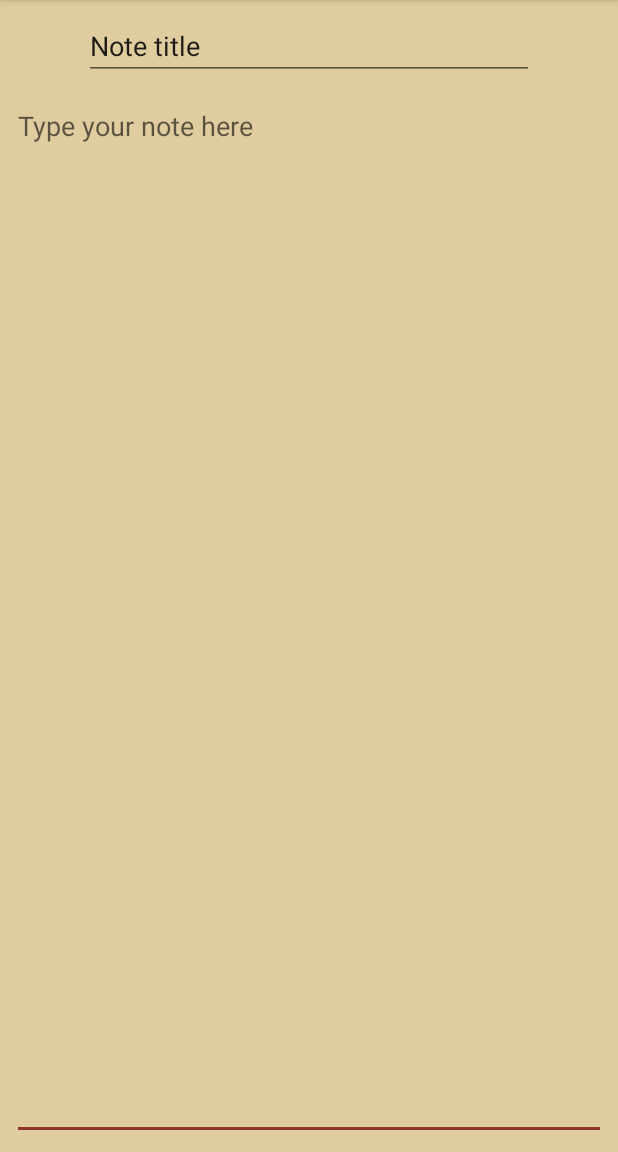
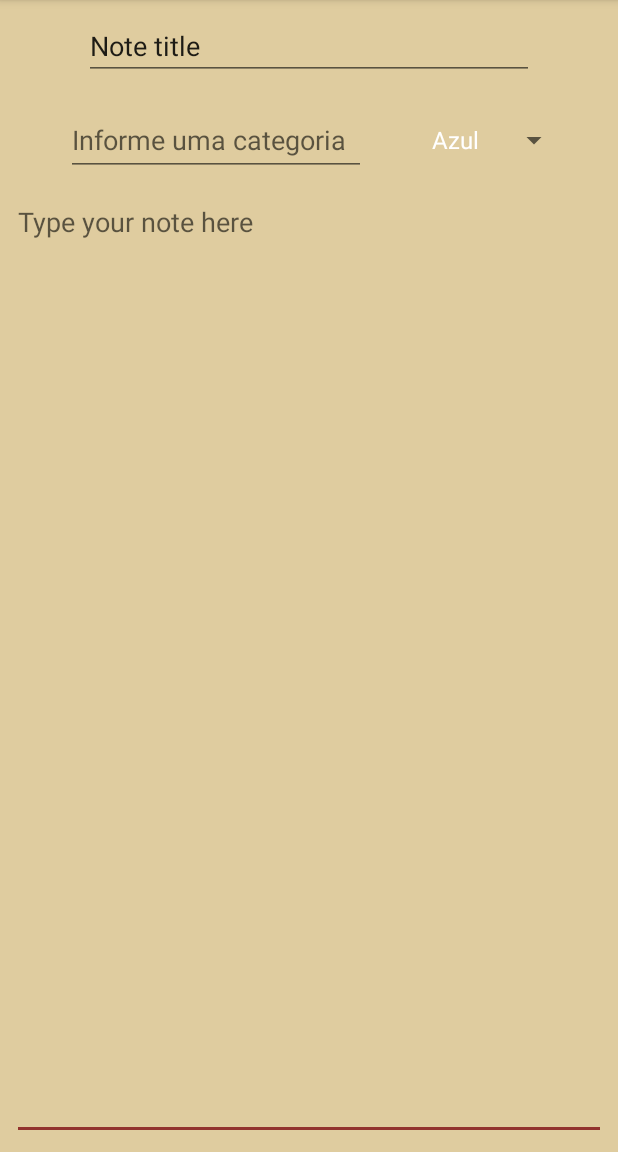
Before and after one commit to YannFigueiredo/My-Annotations, an Android app: the InserirNotaActivity screen opened directly, with no data from a screen before it, on a phone screen of 412 x 824 dp, the part 84-1236 px from its top. Run offline under Robolectric (Android 15) with nearby library versions, the phone set to English and light mode, and no system bars.

Commit message:
Implementado a função de adicionar categoria em uma nota

```diff
--- a/app/src/main/java/com/yannfigueiredo/myannotations/activity/InserirNotaActivity.java
+++ b/app/src/main/java/com/yannfigueiredo/myannotations/activity/InserirNotaActivity.java
@@ -2,23 +2,35 @@ package com.yannfigueiredo.myannotations.activity;
 
 import androidx.annotation.NonNull;
 import androidx.appcompat.app.AppCompatActivity;
+import androidx.constraintlayout.widget.ConstraintLayout;
 
 import android.content.Intent;
 import android.os.Bundle;
 import android.view.Menu;
 import android.view.MenuItem;
+import android.view.View;
+import android.widget.AdapterView;
+import android.widget.ArrayAdapter;
 import android.widget.EditText;
+import android.widget.Spinner;
 import android.widget.Toast;
 
 import com.yannfigueiredo.myannotations.R;
 import com.yannfigueiredo.myannotations.helper.NotaDAO;
+import com.yannfigueiredo.myannotations.helper.RecyclerClickListener;
 import com.yannfigueiredo.myannotations.model.Nota;
+
+import java.util.ArrayList;
 
 public class InserirNotaActivity extends AppCompatActivity {
 
+    //private ConstraintLayout telaInserirNota;
     private EditText editTitulo;
     private EditText editConteudo;
+    private EditText editCategoria;
+    private Spinner spinnerCores;
     private Nota notaAtual;
+    //private ArrayList<String> listaCores = new ArrayList<String>();
 
     @Override
     protected void onCreate(Bundle savedInstanceState) {
@@ -27,13 +39,42 @@ public class InserirNotaActivity extends AppCompatActivity {
 
         this.editTitulo = findViewById(R.id.editTitulo);
         this.editConteudo = findViewById(R.id.editNota);
+        this.editCategoria = findViewById(R.id.editCategoria);
+        //this.telaInserirNota = findViewById(R.id.telaInserirNota);
+        this.spinnerCores = findViewById(R.id.spinnerCores);
 
         this.notaAtual = (Nota) getIntent().getSerializableExtra("notaSelecionada");
+
+        //Configuração Lista suspensa de cores
+        this.listaSuspensaCores();
+
+        //this.listaCores = getResources().getStringArray(R.array.)
 
         if(notaAtual != null){
             editTitulo.setText(notaAtual.getTitulo());
             editConteudo.setText(notaAtual.getConteudo());
+            editCategoria.setText(notaAtual.getCategoria());
+            //telaInserirNota.setBackgroundResource(notaAtual.getCor());
         }
+    }
+
+    private void listaSuspensaCores(){
+        ArrayAdapter<CharSequence> adapter = ArrayAdapter.createFromResource(getApplicationContext(), R.array.coresCategorias,
+                android.R.layout.simple_spinner_dropdown_item);
+        adapter.setDropDownViewResource(android.R.layout.simple_spinner_dropdown_item);
+        this.spinnerCores.setAdapter(adapter);
+
+        this.spinnerCores.setOnItemSelectedListener(new AdapterView.OnItemSelectedListener() {
+            @Override
+            public void onItemSelected(AdapterView<?> parent, View view, int position, long id) {
+
+            }
+
+            @Override
+            public void onNothingSelected(AdapterView<?> parent) {
+
+            }
+        });
     }
 
     @Override
@@ -47,11 +88,18 @@ public class InserirNotaActivity extends AppCompatActivity {
     public boolean onOptionsItemSelected(@NonNull MenuItem item) {
         String titulo = this.editTitulo.getText().toString();
         String conteudo = this.editConteudo.getText().toString();
+        String categoria = this.editCategoria.getText().toString();
+        int cor = R.color.colorBackground;
         NotaDAO notaDAO = new NotaDAO(getApplicationContext());
         Nota nota = new Nota();
 
+        if(categoria == null || categoria.length() == 0)
+            categoria = "Nenhuma categoria";
+
         nota.setTitulo(titulo);
         nota.setConteudo(conteudo);
+        nota.setCategoria(categoria);
+        nota.setCor(cor);
 
         switch (item.getItemId()){
             case R.id.itemSalvar:
--- a/app/src/main/java/com/yannfigueiredo/myannotations/activity/MainActivity.java
+++ b/app/src/main/java/com/yannfigueiredo/myannotations/activity/MainActivity.java
@@ -8,6 +8,7 @@ import com.google.android.material.floatingactionbutton.FloatingActionButton;
 import com.google.android.material.snackbar.Snackbar;
 import com.yannfigueiredo.myannotations.R;
 import com.yannfigueiredo.myannotations.adapter.Adapter;
+import com.yannfigueiredo.myannotations.helper.DBHelper;
 import com.yannfigueiredo.myannotations.helper.NotaDAO;
 import com.yannfigueiredo.myannotations.helper.RecyclerClickListener;
 import com.yannfigueiredo.myannotations.model.Nota;
--- a/app/src/main/java/com/yannfigueiredo/myannotations/adapter/Adapter.java
+++ b/app/src/main/java/com/yannfigueiredo/myannotations/adapter/Adapter.java
@@ -35,6 +35,7 @@ public class Adapter extends RecyclerView.Adapter<Adapter.MyViewHolder> {
         Nota nota = listaNotas.get(position);
 
         holder.tituloNota.setText(nota.getTitulo());
+        holder.categoriaNota.setText(nota.getCategoria());
     }
 
     @Override
@@ -45,10 +46,13 @@ public class Adapter extends RecyclerView.Adapter<Adapter.MyViewHolder> {
     public class MyViewHolder extends RecyclerView.ViewHolder {
 
         private TextView tituloNota;
+        private TextView categoriaNota;
+
         public MyViewHolder(@NonNull View itemView) {
             super(itemView);
 
             tituloNota = itemView.findViewById(R.id.textTitulo);
+            categoriaNota = itemView.findViewById(R.id.textCategoria);
         }
     }
 }
--- a/app/src/main/java/com/yannfigueiredo/myannotations/helper/DBHelper.java
+++ b/app/src/main/java/com/yannfigueiredo/myannotations/helper/DBHelper.java
@@ -10,7 +10,7 @@ import androidx.annotation.Nullable;
 public class DBHelper extends SQLiteOpenHelper {
     public static String NOME_DB = "DB_notas";
     public static String NOME_TABELA = "notas";
-    public static int VERSION = 1;
+    public static int VERSION = 2;
 
     public DBHelper(Context context) {
         super(context, NOME_TABELA, null, VERSION);
@@ -19,7 +19,7 @@ public class DBHelper extends SQLiteOpenHelper {
     @Override
     public void onCreate(SQLiteDatabase db) {
         String sql = "CREATE TABLE IF NOT EXISTS "+NOME_TABELA+" (id INTEGER PRIMARY KEY " +
-                "AUTOINCREMENT, titulo VARCHAR NOT NULL, conteudo TEXT NOT NULL);";
+                "AUTOINCREMENT, titulo VARCHAR NOT NULL, conteudo TEXT NOT NULL, categoria VARCHAR NOT NULL, cor INTEGER NOT NULL);";
 
         try{
             db.execSQL(sql);
--- a/app/src/main/res/layout/activity_inserir_nota.xml
+++ b/app/src/main/res/layout/activity_inserir_nota.xml
@@ -2,6 +2,7 @@
 <androidx.constraintlayout.widget.ConstraintLayout xmlns:android="http://schemas.android.com/apk/res/android"
     xmlns:app="http://schemas.android.com/apk/res-auto"
     xmlns:tools="http://schemas.android.com/tools"
+    android:id="@+id/telaInserirNota"
     android:layout_width="match_parent"
     android:layout_height="match_parent"
     android:background="@color/colorBackground"
@@ -22,7 +23,7 @@
         app:layout_constraintBottom_toBottomOf="parent"
         app:layout_constraintEnd_toEndOf="parent"
         app:layout_constraintStart_toStartOf="parent"
-        app:layout_constraintTop_toBottomOf="@+id/editTitulo" />
+        app:layout_constraintTop_toBottomOf="@+id/textInputLayout" />
 
     <EditText
         android:id="@+id/editTitulo"
@@ -36,4 +37,31 @@
         app:layout_constraintStart_toStartOf="parent"
         app:layout_constraintTop_toTopOf="parent" />
 
+    <com.google.android.material.textfield.TextInputLayout
+        android:id="@+id/textInputLayout"
+        android:layout_width="200dp"
+        android:layout_height="wrap_content"
+        android:layout_marginStart="8dp"
+        android:layout_marginTop="8dp"
+        app:layout_constraintEnd_toStartOf="@+id/spinnerCores"
+        app:layout_constraintStart_toStartOf="parent"
+        app:layout_constraintTop_toBottomOf="@+id/editTitulo">
+
+        <com.google.android.material.textfield.TextInputEditText
+            android:id="@+id/editCategoria"
+            android:layout_width="match_parent"
+            android:layout_height="wrap_content"
+            android:hint="Informe uma categoria" />
+    </com.google.android.material.textfield.TextInputLayout>
+
+    <Spinner
+        android:id="@+id/spinnerCores"
+        android:layout_width="100dp"
+        android:layout_height="wrap_content"
+        android:layout_marginTop="16dp"
+        android:layout_marginEnd="32dp"
+        android:spinnerMode="dropdown"
+        app:layout_constraintEnd_toEndOf="parent"
+        app:layout_constraintTop_toBottomOf="@+id/editTitulo" />
+
 </androidx.constraintlayout.widget.ConstraintLayout>
--- a/app/src/main/res/values/colors.xml
+++ b/app/src/main/res/values/colors.xml
@@ -4,4 +4,23 @@
     <color name="colorPrimaryDark">#3A1A16</color>
     <color name="colorAccent">#92332E</color>
     <color name="colorBackground">#DFCC9F</color>
+
+    <color name="colorAmarelo">#FFEB3B</color>
+    <color name="colorAzul">#2196F3</color>
+    <color name="colorVerde">#8BC34A</color>
+    <color name="colorVermelho">#F15448</color>
+    <color name="colorRosa">#FD5993</color>
+    <color name="colorLilás">#DE51FF</color>
+    <color name="colorLaranja">#EC6740</color>
+    <color name="colorRoxo">#665299</color>
+    <color name="colorAzul2">#56ECDA</color>
+    <color name="colorVerde2">#B6EC5A</color>
+    <color name="colorVermelho2">#B85A5A</color>
+    <color name="colorAzul3">#7C8FF3</color>
+
+    <string-array name="coresCategorias">
+        <item>Azul</item>
+        <item>Vermelho</item>
+        <item>Verde</item>
+    </string-array>
 </resources>
```
Also changed, not shown: app/src/main/java/com/yannfigueiredo/myannotations/helper/NotaDAO.java (+8 -0 lines), app/src/main/java/com/yannfigueiredo/myannotations/model/Nota.java (+18 -0 lines), app/src/main/res/layout/adapter_layout.xml (+7 -0 lines).
